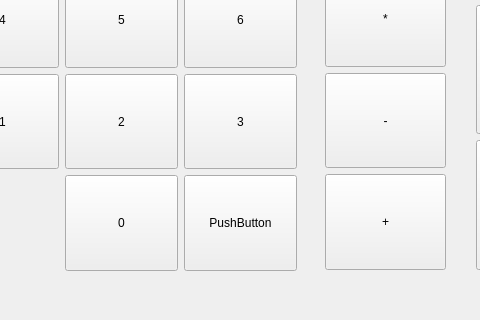
Qt form calculator.ui (ITT-21SS-UR/assignment-02-RealWhimsy) before a commit; both pictures show x 114 to 594 and y 280 to 600 of the 800 by 600 pixel window.
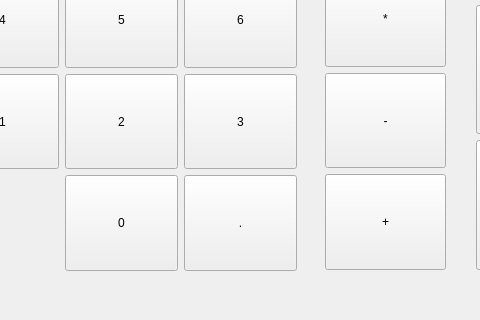
The same form after that commit.

Commit message: Added decimal point + bugfixes

Diff of the .ui file:
```diff
--- a/calculator.ui
+++ b/calculator.ui
@@ -115,6 +115,19 @@
        </property>
       </widget>
      </item>
+     <item row="3" column="2">
+      <widget class="QPushButton" name="button_decimal">
+       <property name="sizePolicy">
+        <sizepolicy hsizetype="Minimum" vsizetype="MinimumExpanding">
+         <horstretch>0</horstretch>
+         <verstretch>0</verstretch>
+        </sizepolicy>
+       </property>
+       <property name="text">
+        <string>.</string>
+       </property>
+      </widget>
+     </item>
      <item row="2" column="2">
       <widget class="QPushButton" name="button_3">
        <property name="sizePolicy">
@@ -154,19 +167,6 @@
        </property>
       </widget>
      </item>
-     <item row="3" column="2">
-      <widget class="QPushButton" name="pushButton_11">
-       <property name="sizePolicy">
-        <sizepolicy hsizetype="Minimum" vsizetype="MinimumExpanding">
-         <horstretch>0</horstretch>
-         <verstretch>0</verstretch>
-        </sizepolicy>
-       </property>
-       <property name="text">
-        <string>PushButton</string>
-       </property>
-      </widget>
-     </item>
     </layout>
    </widget>
    <widget class="QWidget" name="gridLayoutWidget_2">
```
The commit also changes 1 other file.
